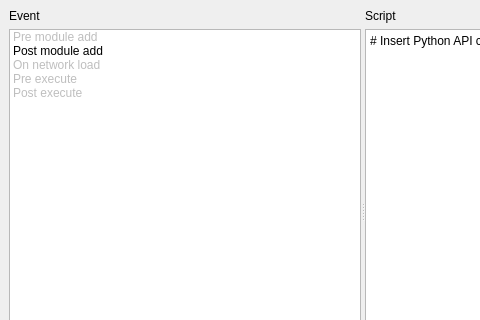
Before: the Qt Designer form src/Interface/Application/TriggeredEventsWindow.ui in SCIInstitute/SCIRun, drawn with Qt 5; both pictures show x 0 to 480 and y 0 to 320 of the 725 by 422 pixel window.
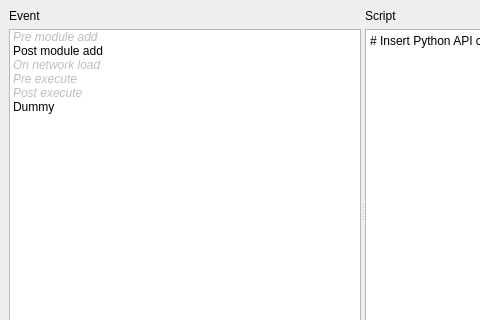
After: the same form once the commit is applied.

```diff
--- a/src/Interface/Application/TriggeredEventsWindow.ui
+++ b/src/Interface/Application/TriggeredEventsWindow.ui
@@ -41,6 +41,11 @@
            <property name="text">
             <string>Pre module add</string>
            </property>
+           <property name="font">
+            <font>
+             <italic>true</italic>
+            </font>
+           </property>
            <property name="flags">
             <set>ItemIsSelectable|ItemIsDragEnabled|ItemIsUserCheckable</set>
            </property>
@@ -54,6 +59,11 @@
            <property name="text">
             <string>On network load</string>
            </property>
+           <property name="font">
+            <font>
+             <italic>true</italic>
+            </font>
+           </property>
            <property name="flags">
             <set>ItemIsSelectable|ItemIsDragEnabled|ItemIsUserCheckable</set>
            </property>
@@ -62,6 +72,11 @@
            <property name="text">
             <string>Pre execute</string>
            </property>
+           <property name="font">
+            <font>
+             <italic>true</italic>
+            </font>
+           </property>
            <property name="flags">
             <set>ItemIsSelectable|ItemIsDragEnabled|ItemIsUserCheckable</set>
            </property>
@@ -70,10 +85,20 @@
            <property name="text">
             <string>Post execute</string>
            </property>
+           <property name="font">
+            <font>
+             <italic>true</italic>
+            </font>
+           </property>
            <property name="flags">
             <set>ItemIsSelectable|ItemIsDragEnabled|ItemIsUserCheckable</set>
            </property>
           </item>
+          <item>
+           <property name="text">
+            <string>Dummy</string>
+           </property>
+          </item>
          </widget>
         </item>
        </layout>
```
